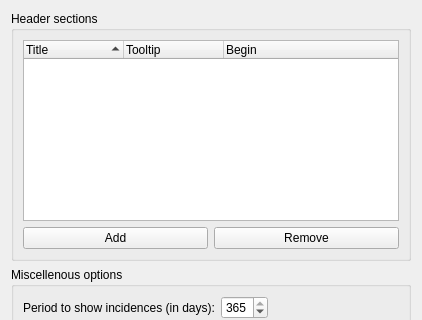
Above: src/applet/eventappletgeneralconfig.ui from KDE/plasmoid-eventlist before the change; both pictures show x 0 to 422 and y 0 to 320 of the 422 by 518 pixel window. Below: the same form after it.
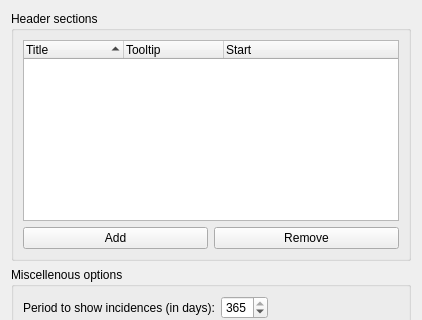
That is the form after the change. Custom widgets are drawn as their Qt base class.

```diff
--- a/src/applet/eventappletgeneralconfig.ui
+++ b/src/applet/eventappletgeneralconfig.ui
@@ -37,6 +37,12 @@
         <property name="columnCount">
          <number>3</number>
         </property>
+        <attribute name="headerStretchLastSection">
+         <bool>true</bool>
+        </attribute>
+        <attribute name="headerStretchLastSection">
+         <bool>true</bool>
+        </attribute>
         <column>
          <property name="text">
           <string>Title</string>
@@ -49,7 +55,7 @@
         </column>
         <column>
          <property name="text">
-          <string>Begin</string>
+          <string>Start</string>
          </property>
         </column>
        </widget>
```
Left out of the diff: 7 changed lines with no effect on the pictures.
